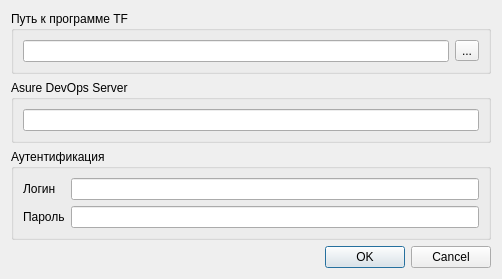
Above: src/SettingsDialog.ui from rnikbond/desktop_tfs before the change. Below: the same form after it.
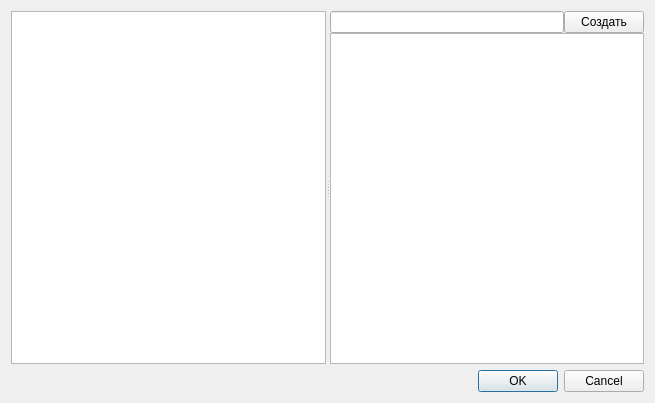
That is the form after the change. The open tabs and pages were chosen to show the change.

Commit message: Добавлена загрузка инфомарции workspaces

Diff of the .ui file:
```diff
--- a/src/SettingsDialog.ui
+++ b/src/SettingsDialog.ui
@@ -6,14 +6,41 @@
    <rect>
     <x>0</x>
     <y>0</y>
-    <width>502</width>
-    <height>277</height>
+    <width>655</width>
+    <height>403</height>
    </rect>
   </property>
   <property name="windowTitle">
    <string>Dialog</string>
   </property>
+  <layout class="QVBoxLayout" name="verticalLayout_3">
+   <item>
+    <widget class="QSplitter" name="splitter">
+     <property name="orientation">
+      <enum>Qt::Horizontal</enum>
+     </property>
+     <widget class="QListWidget" name="pagesList"/>
+     <widget class="QStackedWidget" name="pagesStack">
+      <property name="currentIndex">
+       <number>0</number>
+      </property>
+      <widget class="QWidget" name="pageConfigTFS">
   <layout class="QVBoxLayout" name="verticalLayout_2">
+        <property name="spacing">
+         <number>0</number>
+        </property>
+        <property name="leftMargin">
+         <number>0</number>
+        </property>
+        <property name="topMargin">
+         <number>0</number>
+        </property>
+        <property name="rightMargin">
+         <number>0</number>
+        </property>
+        <property name="bottomMargin">
+         <number>0</number>
+        </property>
    <item>
     <widget class="QGroupBox" name="binGBox">
      <property name="title">
@@ -72,6 +99,60 @@
        <widget class="QLineEdit" name="passwordEdit"/>
       </item>
      </layout>
+         </widget>
+        </item>
+        <item>
+         <spacer name="verticalSpacer">
+          <property name="orientation">
+           <enum>Qt::Vertical</enum>
+          </property>
+          <property name="sizeHint" stdset="0">
+           <size>
+            <width>20</width>
+            <height>40</height>
+           </size>
+          </property>
+         </spacer>
+        </item>
+       </layout>
+      </widget>
+      <widget class="QWidget" name="pageWorkspace">
+       <layout class="QVBoxLayout" name="verticalLayout_4">
+        <property name="spacing">
+         <number>0</number>
+        </property>
+        <property name="leftMargin">
+         <number>0</number>
+        </property>
+        <property name="topMargin">
+         <number>0</number>
+        </property>
+        <property name="rightMargin">
+         <number>0</number>
+        </property>
+        <property name="bottomMargin">
+         <number>0</number>
+        </property>
+        <item>
+         <layout class="QHBoxLayout" name="horizontalLayout_2">
+          <item>
+           <widget class="QLineEdit" name="workspaceEdit"/>
+          </item>
+          <item>
+           <widget class="QPushButton" name="createWorkspaceButton">
+            <property name="text">
+             <string>Создать</string>
+            </property>
+           </widget>
+          </item>
+         </layout>
+        </item>
+        <item>
+         <widget class="QListWidget" name="workspacesList"/>
+        </item>
+       </layout>
+      </widget>
+     </widget>
     </widget>
    </item>
    <item>
```
Lines whose indentation alone changed are shown as unchanged. The commit also changes 4 other files.
